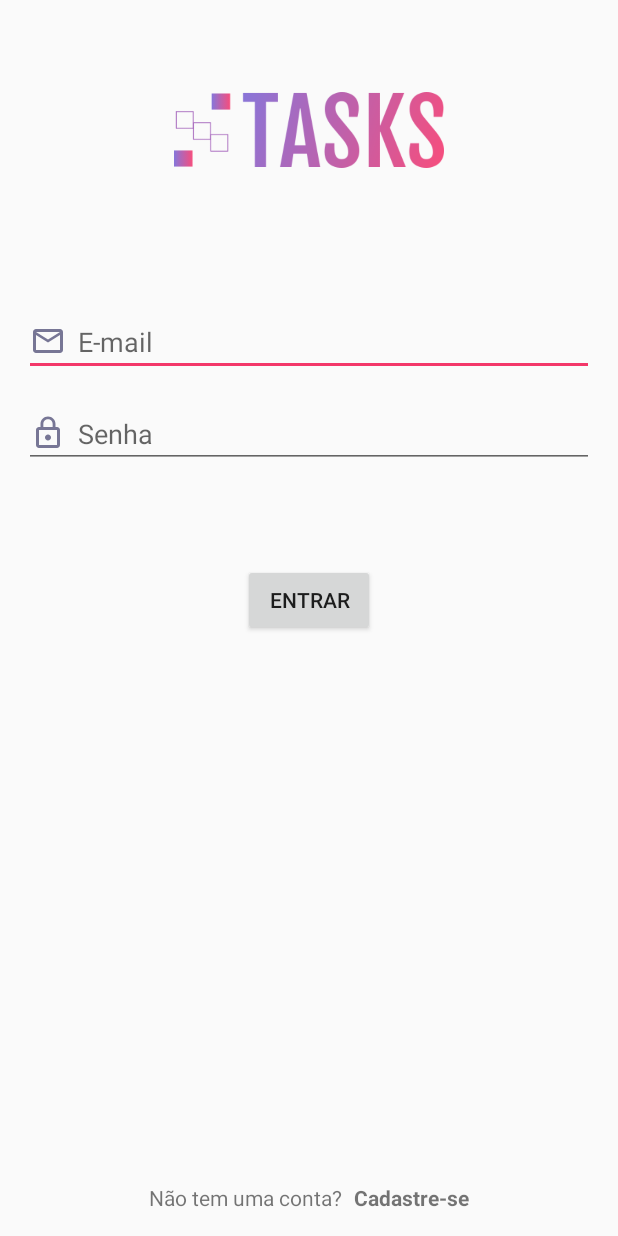
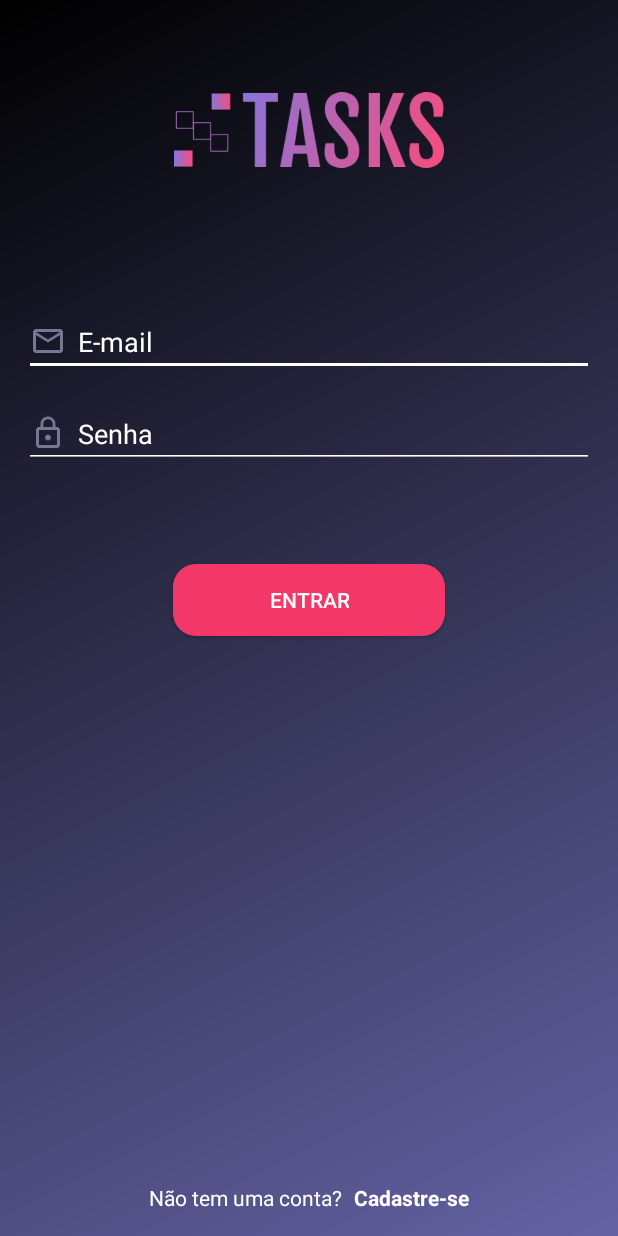
Before and after one commit to LucasBorges-91/TasksCursoKotlin, an Android app: the layout activity_login.xml on its own in the app's theme, with its tools: preview values and no code run, on a phone screen of 412 x 824 dp. Run offline under Robolectric (Android 15) with nearby library versions, the phone set to English and light mode, and no system bars; network calls fail.

Commit message:
adicionando estilo de background para a tela de login e nav header

```diff
--- a/app/src/main/AndroidManifest.xml
+++ b/app/src/main/AndroidManifest.xml
@@ -15,7 +15,9 @@
         android:theme="@style/AppTheme">
         <activity android:name=".view.TaskFormActivity"></activity>
         <activity android:name=".view.RegisterActivity" />
-        <activity android:name=".view.LoginActivity">
+        <activity
+            android:name=".view.LoginActivity"
+            android:theme="@style/AppTheme.NoActionBar" >
             <intent-filter>
                 <action android:name="android.intent.action.MAIN" />
                 <category android:name="android.intent.category.LAUNCHER" />
--- /dev/null
+++ b/app/src/main/res/drawable/shape_background.xml
@@ -0,0 +1,10 @@
+<?xml version="1.0" encoding="utf-8"?>
+<shape xmlns:android="http://schemas.android.com/apk/res/android"
+    android:shape="rectangle">
+    <gradient
+        android:angle="135"
+        android:endColor="#000000"
+        android:startColor="#6462a3"
+        android:type="linear"/>
+
+</shape>
--- /dev/null
+++ b/app/src/main/res/drawable/shape_button.xml
@@ -0,0 +1,7 @@
+<?xml version="1.0" encoding="utf-8"?>
+<shape xmlns:android="http://schemas.android.com/apk/res/android"
+    android:shape="rectangle">
+    <solid android:color="@color/colorAccent" />
+    <corners android:radius="15dp" />
+
+</shape>
--- a/app/src/main/res/layout/activity_login.xml
+++ b/app/src/main/res/layout/activity_login.xml
@@ -5,6 +5,7 @@
     android:layout_width="match_parent"
     android:layout_height="match_parent"
     android:padding="16dp"
+    android:background="@drawable/shape_background"
     tools:context=".view.LoginActivity">
 
     <ImageView
@@ -29,7 +30,8 @@
         android:inputType="textEmailAddress"
         app:layout_constraintLeft_toLeftOf="parent"
         app:layout_constraintRight_toRightOf="parent"
-        app:layout_constraintTop_toBottomOf="@id/image_logo" />
+        app:layout_constraintTop_toBottomOf="@id/image_logo"
+        style="@style/DefaultEditText"/>
 
     <EditText
         android:id="@+id/edit_password"
@@ -42,7 +44,8 @@
         android:inputType="textPassword"
         app:layout_constraintLeft_toLeftOf="parent"
         app:layout_constraintRight_toRightOf="parent"
-        app:layout_constraintTop_toBottomOf="@id/edit_email" />
+        app:layout_constraintTop_toBottomOf="@id/edit_email"
+        style="@style/DefaultEditText"/>
 
     <Button
         android:id="@+id/button_login"
@@ -53,7 +56,8 @@
         android:text="@string/entrar"
         app:layout_constraintLeft_toLeftOf="parent"
         app:layout_constraintRight_toRightOf="parent"
-        app:layout_constraintTop_toBottomOf="@id/edit_password" />
+        app:layout_constraintTop_toBottomOf="@id/edit_password"
+        style="@style/DefaultButton"/>
 
     <TextView
         android:id="@+id/text_new_account"
@@ -64,6 +68,7 @@
         app:layout_constraintBottom_toBottomOf="parent"
         app:layout_constraintHorizontal_chainStyle="packed"
         app:layout_constraintLeft_toLeftOf="parent"
+        android:textColor="@color/white"
         app:layout_constraintRight_toLeftOf="@id/text_register" />
 
     <TextView
@@ -77,6 +82,7 @@
         android:textStyle="bold"
         app:layout_constraintBottom_toBottomOf="parent"
         app:layout_constraintLeft_toRightOf="@id/text_new_account"
-        app:layout_constraintRight_toRightOf="parent" />
+        app:layout_constraintRight_toRightOf="parent"
+        style="@style/DefaultEditText"/>
 
 </androidx.constraintlayout.widget.ConstraintLayout>
--- a/app/src/main/res/layout/activity_register.xml
+++ b/app/src/main/res/layout/activity_register.xml
@@ -56,6 +56,7 @@
         android:text="@string/cadastrar"
         app:layout_constraintBottom_toBottomOf="parent"
         app:layout_constraintLeft_toLeftOf="parent"
-        app:layout_constraintRight_toRightOf="parent" />
+        app:layout_constraintRight_toRightOf="parent"
+        style="@style/DefaultButton"/>
 
 </androidx.constraintlayout.widget.ConstraintLayout>
--- a/app/src/main/res/layout/activity_task_form.xml
+++ b/app/src/main/res/layout/activity_task_form.xml
@@ -96,6 +96,7 @@
         android:text="@string/adicionar_tarefa"
         app:layout_constraintBottom_toBottomOf="parent"
         app:layout_constraintLeft_toLeftOf="parent"
-        app:layout_constraintRight_toRightOf="parent" />
+        app:layout_constraintRight_toRightOf="parent"
+        style="@style/DefaultButton"/>
 
 </androidx.constraintlayout.widget.ConstraintLayout>
--- a/app/src/main/res/layout/nav_header_main.xml
+++ b/app/src/main/res/layout/nav_header_main.xml
@@ -3,7 +3,7 @@
     xmlns:app="http://schemas.android.com/apk/res-auto"
     android:layout_width="match_parent"
     android:layout_height="@dimen/nav_header_height"
-    android:background="@drawable/side_nav_bar"
+    android:background="@drawable/shape_background"
     android:gravity="bottom"
     android:orientation="vertical"
     android:paddingLeft="@dimen/activity_horizontal_margin"
--- a/app/src/main/res/values/styles.xml
+++ b/app/src/main/res/values/styles.xml
@@ -11,6 +11,22 @@
     <style name="AppTheme.NoActionBar">
         <item name="windowActionBar">false</item>
         <item name="windowNoTitle">true</item>
+        <item name="android:windowTranslucentStatus">true</item>
+        <item name="android:windowTranslucentNavigation">false</item>
+    </style>
+
+    <style name="DefaultButton" >
+        <item name="android:background">@drawable/shape_button</item>
+        <item name="android:textColor">@color/white</item>
+        <item name="android:textAllCaps">true</item>
+        <item name="android:paddingStart">64dp</item>
+        <item name="android:paddingEnd">64dp</item>
+    </style>
+
+    <style name="DefaultEditText" >
+        <item name="android:textColor">@color/white</item>
+        <item name="android:textColorHint">@color/white</item>
+        <item name="android:backgroundTint">@color/white</item>
     </style>
 
     <style name="AppTheme.AppBarOverlay" parent="ThemeOverlay.AppCompat.Dark.ActionBar" />
```
